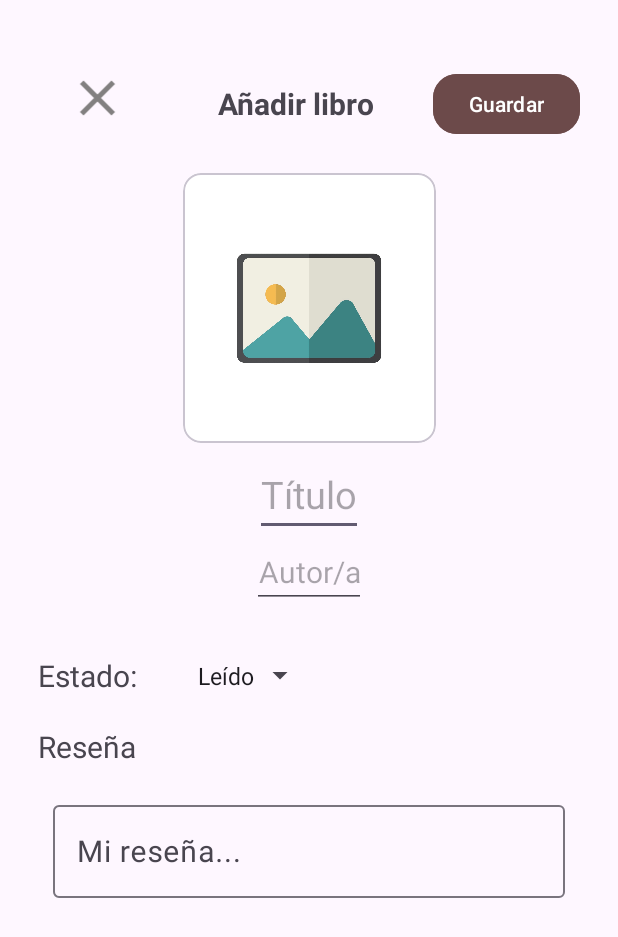
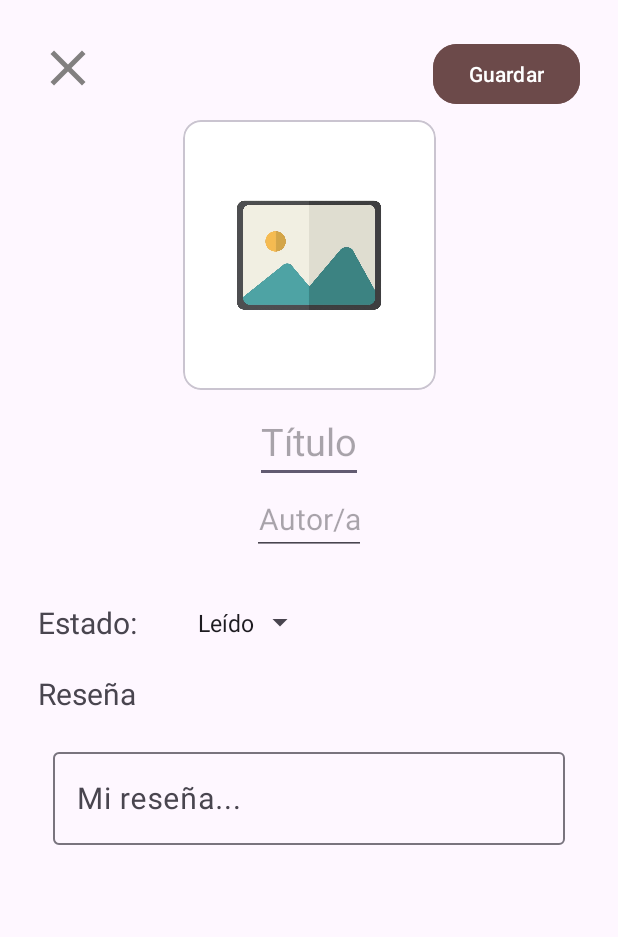
Before and after one commit to anaClara-Der/appLibros, an Android app: the AddBookActivity screen opened directly, with no data from a screen before it, on a phone screen of 412 x 824 dp. Shown: the top 937 px of the screen. Run offline under Robolectric (Android 15) with nearby library versions, the phone set to English and light mode, and no system bars; our stand-ins replace Firebase (no records; nobody signed in at launch, a user with empty details on screens opened directly); libraries missing offline, so code that uses them is left out: com.github.dhaval2404.imagepicker.

Commit message:
modificación del recyclerView. Falta corregir el error de que se vea bien

```diff
--- a/app/src/main/java/com/example/libros/adapter/BookAdapter.kt
+++ b/app/src/main/java/com/example/libros/adapter/BookAdapter.kt
@@ -27,8 +27,8 @@ class BookAdapter(private val bookList: List<Book>) : RecyclerView.Adapter<BookA
     override fun onBindViewHolder(holder: BookViewHolder, position: Int) {
         val book = bookList[position]
         holder.title.text = book.title
-        holder.author.text = book.author
-        holder.state.text = if (book.state) "Leído" else "Por leer"
+        holder.author.text = "Autor: ${book.author}"
+        holder.state.text = "Estado: ${if (book.state) "Leído" else "No leído"}"
 
         // Cargar la imagen usando Glide desde la ruta local
         Glide.with(holder.itemView.context)
--- a/app/src/main/res/drawable/ic_delete.xml
+++ /dev/null
@@ -1,5 +0,0 @@
-<vector xmlns:android="http://schemas.android.com/apk/res/android" android:height="24dp" android:tint="#FDFDFD" android:viewportHeight="24" android:viewportWidth="24" android:width="24dp">
-
-    <path android:fillColor="@android:color/white" android:pathData="M6,19c0,1.1 0.9,2 2,2h8c1.1,0 2,-0.9 2,-2V7H6v12zM19,4h-3.5l-1,-1h-5l-1,1H5v2h14V4z"/>
-
-</vector>
--- a/app/src/main/res/layout/activity_add_book.xml
+++ b/app/src/main/res/layout/activity_add_book.xml
@@ -11,49 +11,30 @@
     <!--Cabecera con título, cerrar y guardar-->
 
 
-
-    <LinearLayout
-        android:id="@+id/headerLayout"
-        android:layout_width="0dp"
-        android:layout_height="wrap_content"
-        android:gravity="center"
-        android:layout_marginTop="20dp"
-        app:layout_constraintEnd_toEndOf="parent"
-        app:layout_constraintStart_toStartOf="parent"
-        app:layout_constraintTop_toTopOf="parent"
-        android:orientation="horizontal">
-
     <ImageView
         android:id="@+id/clouse"
         android:layout_width="40dp"
         android:layout_height="40dp"
-            android:src="@drawable/ic_clouse"
         android:layout_gravity="start"
         android:layout_weight="1"
-            />
+        android:src="@drawable/ic_clouse"
+        app:layout_constraintStart_toStartOf="parent"
+        app:layout_constraintTop_toTopOf="parent" />
 
 
-        <TextView
-            android:id="@+id/titleAddBook"
-            android:layout_width="wrap_content"
-            android:layout_height="wrap_content"
-            android:gravity="center"
-            android:text="Añadir libro"
-            android:textStyle="bold"
-            android:textSize="20sp"
-            android:layout_weight="2" />
     <com.google.android.material.button.MaterialButton
         android:id="@+id/add"
         android:layout_width="wrap_content"
         android:layout_height="wrap_content"
+        android:layout_gravity="end"
         android:backgroundTint="@color/brown"
+        android:text="Guardar"
         android:textColor="@color/white"
-            android:text="Guardar"
         android:textSize="14sp"
         app:cornerRadius="16dp"
-            android:layout_gravity="end"
-            />
-    </LinearLayout>
+        app:layout_constraintEnd_toEndOf="parent"
+        app:layout_constraintTop_toTopOf="parent" />
+
 
 
     <!--Card con la imagen-->
@@ -61,15 +42,14 @@
         android:id="@+id/cardImg"
         android:layout_width="0dp"
         android:layout_height="0dp"
+        android:background="@color/white"
         app:cardElevation="0dp"
         app:cardUseCompatPadding="true"
-        android:layout_marginTop="15dp"
         app:layout_constraintEnd_toEndOf="parent"
         app:layout_constraintHeight_percent="0.25"
         app:layout_constraintStart_toStartOf="parent"
-        app:layout_constraintTop_toBottomOf="@+id/headerLayout"
-        app:layout_constraintWidth_percent="0.5"
-        android:background="@color/white">
+        app:layout_constraintTop_toBottomOf="@+id/add"
+        app:layout_constraintWidth_percent="0.5">
 
         <!--Container para acomodar la imagen y el ícono-->
         <androidx.constraintlayout.widget.ConstraintLayout
```
Also changed, not shown: app/src/main/java/com/example/libros/ui/activity/HomeActivity.kt (+9 -3 lines), app/src/main/res/layout/item_book.xml (+29 -12 lines), app/src/main/res/drawable/ic_delete.png (added). Lines whose indentation alone changed are shown as unchanged.
